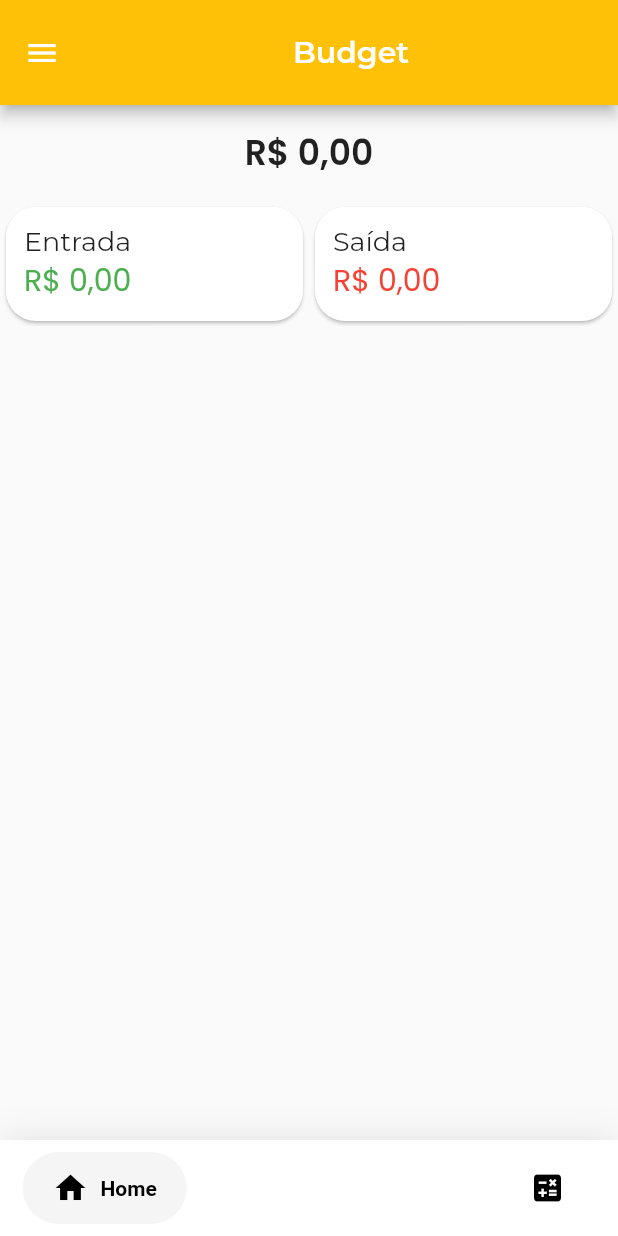
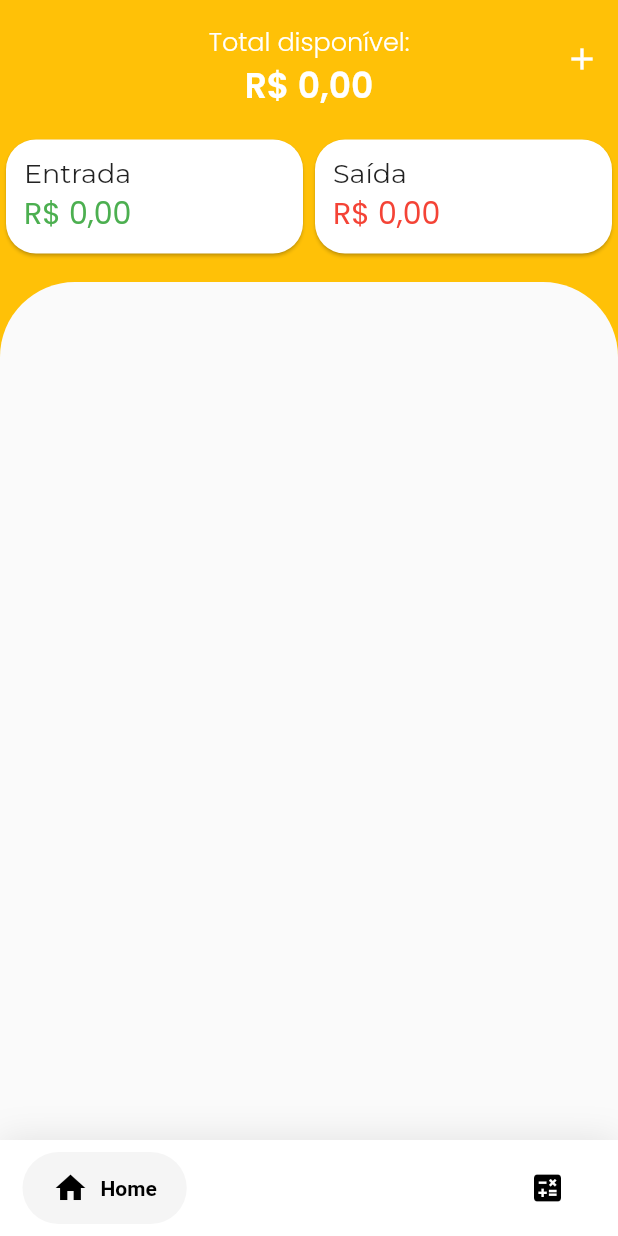
Before and after one commit to gbdiniz/budget, a Flutter app: the screen it shows after launch, on a phone screen of 412 x 824 dp. Run offline on Flutter 3.47's test engine with Material 2 defaults, Android fonts, the phone set to English and light mode, and no system bars; drawn by our look-alikes of flutter_zoom_drawer, google_nav_bar; our stand-ins replace flutter_slidable, get, ionicons, rive, sqflite; missing offline and left inert: pattern_formatter; accounts and stored records are empty; project files that could hold a hidden picture were left out.

Commit message:
atuliazação do layout

```diff
--- a/lib/components/appbar_widget.dart
+++ b/lib/components/appbar_widget.dart
@@ -3,8 +3,8 @@ import 'package:flutter_zoom_drawer/flutter_zoom_drawer.dart';
 
 PreferredSizeWidget customAppBar(String title, context) {
   return AppBar(
-    toolbarHeight: 70,
     centerTitle: true,
+    automaticallyImplyLeading: false,
     backgroundColor: Colors.amber,
     title: Center(
       child: Text(
@@ -17,10 +17,5 @@ PreferredSizeWidget customAppBar(String title, context) {
         textAlign: TextAlign.center,
       ),
     ),
-    leading: IconButton(
-      icon: const Icon(Icons.menu),
-      color: Colors.white,
-      onPressed: () => ZoomDrawer.of(context)!.toggle(),
-    ),
   );
 }
--- a/lib/modules/home_page.dart
+++ b/lib/modules/home_page.dart
@@ -1,5 +1,6 @@
 // ignore_for_file: public_member_api_docs, sort_constructors_first
 import 'dart:convert';
+import 'dart:math';
 
 import 'package:flutter/material.dart';
 import 'package:flutter_slidable/flutter_slidable.dart';
@@ -8,9 +9,9 @@ import 'package:google_nav_bar/google_nav_bar.dart';
 import 'package:intl/intl.dart';
 import 'package:ionicons/ionicons.dart';
 import 'package:pattern_formatter/numeric_formatter.dart';
-import 'package:planejando_seu_dinheiro/components/appbar_widget.dart';
 
 import 'package:planejando_seu_dinheiro/Database/database_sqlite.dart';
+import 'package:planejando_seu_dinheiro/components/appbar_widget.dart';
 import 'package:planejando_seu_dinheiro/components/navbar_widget.dart';
 import 'package:planejando_seu_dinheiro/modules/calculadora_page.dart';
 
@@ -23,6 +24,7 @@ class HomePage extends StatefulWidget {
 
 class _HomePageState extends State<HomePage> {
   List<TabelaModel> tabela = [];
+  List<String> items = ['Entrada', 'Saída'];
   var format = DateFormat('dd-MM-yyyy H:m:s');
   var actualDate = DateTime.now();
   var entrada = 0.0;
@@ -34,6 +36,7 @@ class _HomePageState extends State<HomePage> {
   var _isLoading = true;
   var plusButtonTapped = false;
   var lessButtonTapped = false;
+  String? dropDownvalue = 'Entrada';
 
   @override
   void initState() {
@@ -49,13 +52,44 @@ class _HomePageState extends State<HomePage> {
       double entrada = 0,
       double saida = 0]) async {
     Get.defaultDialog(
-        title: 'Selecione a quantidade',
-        content: Column(
+        title: 'Selecione os valores',
+        content: StatefulBuilder(
+            builder: (BuildContext context, StateSetter setState) {
+          return Column(
+            crossAxisAlignment: CrossAxisAlignment.start,
             children: [
+              Padding(
+                padding: const EdgeInsets.all(16),
+                child: DropdownButton<String>(
+                  value: dropDownvalue,
+                  items: items
+                      .map(
+                        (item) => DropdownMenuItem<String>(
+                          value: item,
+                          child: Text(item),
+                        ),
+                      )
+                      .toList(),
+                  onChanged: (item) => setState(() {
+                    print('dropDownvalue');
+                    dropDownvalue = item;
+                  }),
+                ),
+              ),
               Padding(
                 padding: const EdgeInsets.all(8),
                 child: TextFormField(
-                decoration: const InputDecoration(prefix: Text('R\$ ')),
+                  decoration: InputDecoration(labelText: 'Histórico'),
+                  controller: historicoController,
+                ),
+              ),
+              Padding(
+                padding: const EdgeInsets.all(8),
+                child: TextFormField(
+                  decoration: const InputDecoration(
+                    labelText: 'Valor',
+                    prefix: Text('R\$ '),
+                  ),
                   controller: quantityController,
                   keyboardType: TextInputType.number,
                   inputFormatters: [
@@ -66,18 +100,13 @@ class _HomePageState extends State<HomePage> {
                   ],
                 ),
               ),
-            Padding(
-              padding: const EdgeInsets.all(8),
-              child: TextFormField(
-                controller: historicoController,
-              ),
-            )
             ],
-        ),
+          );
+        }),
         onConfirm: () {
           isEdit
               ? _editarRegistro(id, saida, entrada)
-              : _adicionarRegistro(isRetrive);
+              : _adicionarRegistro(dropDownvalue == 'Entrada' ? false : true);
           Get.back();
         });
   }
@@ -119,8 +148,8 @@ class _HomePageState extends State<HomePage> {
           'historico': historicoController.text,
           'categoria': 'Padrão',
           'data': format.format(data),
-          'entrada': !isRetrive ? quantityController.text : 0,
-          'saida': !isRetrive ? 0 : quantityController.text
+          'entrada': !isRetrive ? double.parse(quantityController.text) : 0,
+          'saida': !isRetrive ? 0 : double.parse(quantityController.text)
         },
       );
     });
@@ -143,8 +172,8 @@ class _HomePageState extends State<HomePage> {
       database.update(
           'tabela',
           {
-            'entrada': entrada == 0 ? 0 : quantityController.text,
-            'saida': saida == 0 ? 0 : quantityController.text,
+            'entrada': entrada == 0 ? 0 : double.parse(quantityController.text),
+            'saida': saida == 0 ? 0 : double.parse(quantityController.text),
             'historico': historicoController.text,
             'data': format.format(data),
           },
@@ -158,7 +187,7 @@ class _HomePageState extends State<HomePage> {
   Widget build(BuildContext context) {
     return Scaffold(
       resizeToAvoidBottomInset: false,
-      appBar: customAppBar('Budget', context),
+      // appBar: customAppBar('Budget', context),
       body: SafeArea(
         child: Builder(
           builder: (context) {
@@ -184,18 +213,51 @@ class _HomePageState extends State<HomePage> {
               return ListView(
                 controller: listaController,
                 children: [
+                  Container(
+                    color: Colors.amber,
+                    child: Column(
+                      children: [
                         const SizedBox(
                           height: 15,
                         ),
-                  Center(
-                    child: Text(
+                        Stack(
+                          children: [
+                            Align(
+                              alignment: Alignment.center,
+                              child: Column(
+                                children: [
+                                  Text(
+                                    'Total disponível:',
+                                    style: const TextStyle(
+                                      fontSize: 17,
+                                      fontFamily: 'Poppins',
+                                      fontWeight: FontWeight.w300,
+                                      color: Colors.white,
+                                    ),
+                                  ),
+                                  Text(
                                     atualFormatado,
                                     style: const TextStyle(
                                       fontSize: 23,
                                       fontFamily: 'Poppins',
                                       fontWeight: FontWeight.w600,
+                                      color: Colors.white,
                                     ),
                                   ),
+                                ],
+                              ),
+                            ),
+                            Align(
+                              alignment: Alignment.centerRight,
+                              child: IconButton(
+                                onPressed: () {
+                                  _selecionarValores();
+                                },
+                                icon: const Icon(Icons.add),
+                                color: Colors.white,
+                              ),
+                            )
+                          ],
                         ),
                         const SizedBox(
                           height: 15,
@@ -210,7 +272,8 @@ class _HomePageState extends State<HomePage> {
                                 child: Padding(
                                   padding: const EdgeInsets.all(12),
                                   child: Column(
-                              crossAxisAlignment: CrossAxisAlignment.start,
+                                    crossAxisAlignment:
+                                        CrossAxisAlignment.start,
                                     children: [
                                       const Text(
                                         'Entrada',
@@ -240,7 +303,8 @@ class _HomePageState extends State<HomePage> {
                                 child: Padding(
                                   padding: const EdgeInsets.all(12),
                                   child: Column(
-                              crossAxisAlignment: CrossAxisAlignment.start,
+                                    crossAxisAlignment:
+                                        CrossAxisAlignment.start,
                                     children: [
                                       const Text(
                                         'Saída',
@@ -267,7 +331,25 @@ class _HomePageState extends State<HomePage> {
                         const SizedBox(
                           height: 15,
                         ),
-                  ListView.builder(
+                      ],
+                    ),
+                  ),
+                  Stack(
+                    children: [
+                      Container(
+                        height: 50,
+                        color: Colors.amber,
+                      ),
+                      Container(
+                        padding: EdgeInsets.only(top: 45),
+                        decoration: BoxDecoration(
+                          color: Theme.of(context).scaffoldBackgroundColor,
+                          borderRadius: BorderRadius.only(
+                              topLeft: Radius.circular(50),
+                              topRight: Radius.circular(50)),
+                        ),
+                        height: tabela.isEmpty ? 100 : null,
+                        child: ListView.builder(
                           controller: listaController,
                           shrinkWrap: true,
                           itemCount: tabela.length,
@@ -292,8 +374,12 @@ class _HomePageState extends State<HomePage> {
                                       spacing: 1,
                                       flex: 1,
                                       onPressed: (context) {
-                                  _selecionarValores(registro.id, true, false,
-                                      registro.entrada, registro.saida);
+                                        _selecionarValores(
+                                            registro.id,
+                                            true,
+                                            false,
+                                            registro.entrada,
+                                            registro.saida);
                                       },
                                       backgroundColor: Colors.green,
                                       foregroundColor: Colors.white,
@@ -314,10 +400,12 @@ class _HomePageState extends State<HomePage> {
                                   ],
                                 ),
                                 child: ListTile(
-                            leading: const Icon(Icons.money_off_csred_sharp),
+                                  leading:
+                                      const Icon(Icons.money_off_csred_sharp),
                                   title: Text(
                                     registro.historico,
-                              style: const TextStyle(fontFamily: 'Poppins'),
+                                    style:
+                                        const TextStyle(fontFamily: 'Poppins'),
                                   ),
                                   subtitle: Text(registro.data),
                                   trailing: Text(
@@ -334,6 +422,9 @@ class _HomePageState extends State<HomePage> {
                               ),
                             );
                           },
+                        ),
+                      ),
+                    ],
                   ),
 
                   // SizedBox(
--- a/lib/modules/intro_page.dart
+++ b/lib/modules/intro_page.dart
@@ -2,7 +2,7 @@ import 'dart:async';
 
 import 'package:flutter/material.dart';
 import 'package:get/get.dart';
-import 'package:planejando_seu_dinheiro/components/drawer_zoom.dart';
+import 'package:planejando_seu_dinheiro/modules/home_page.dart';
 import 'package:rive/rive.dart';
 
 class IntroScreen extends StatefulWidget {
@@ -26,7 +26,7 @@ class _IntroScreenState extends State<IntroScreen>
   void initState() {
     super.initState();
     Timer(const Duration(milliseconds: 4000), () {
-      Get.off(DrawerZoom(), transition: Transition.downToUp);
+      Get.off(HomePage(), transition: Transition.downToUp);
     });
     //print('Print 2');
   }
```
Also changed, not shown: 1 other file. Lines whose indentation alone changed are shown as unchanged.
